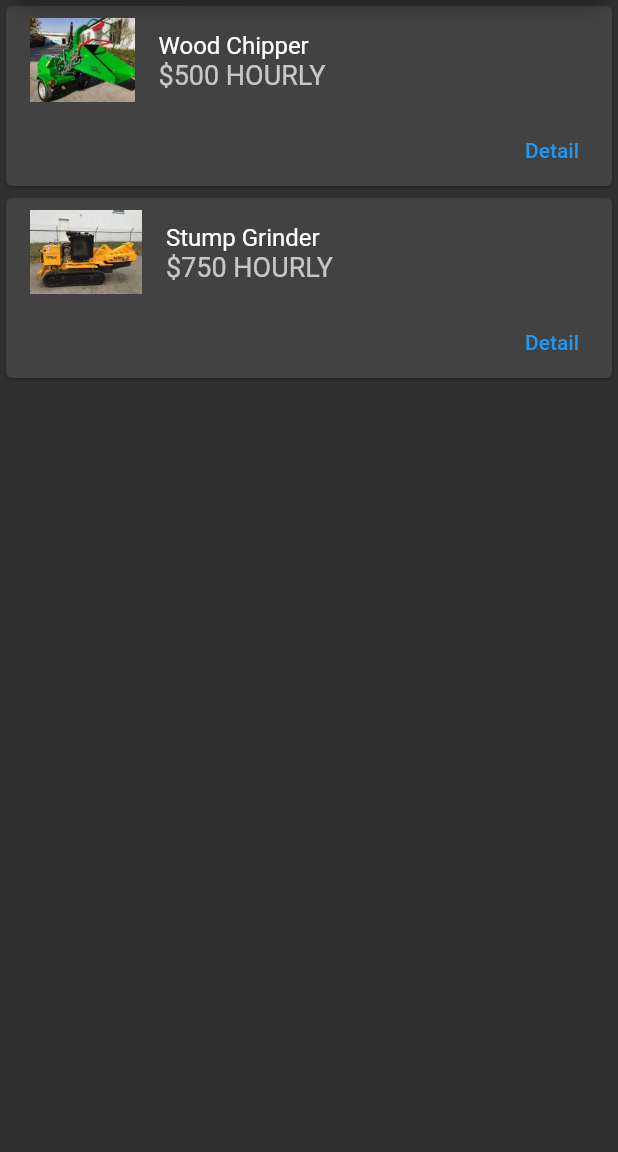
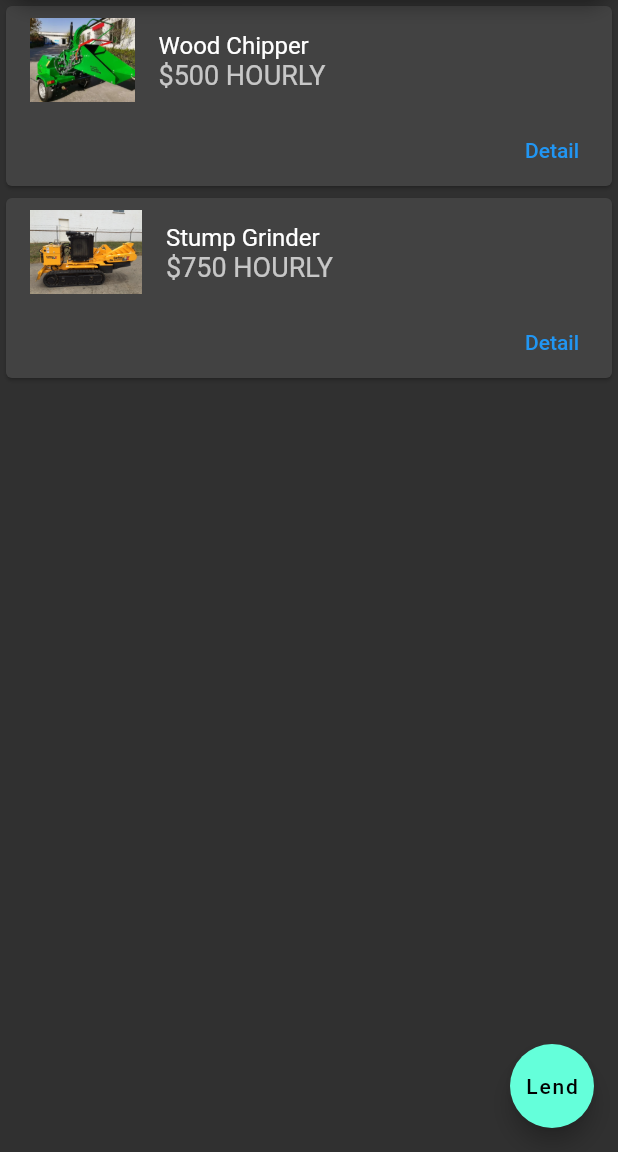
Before and after one commit to Jschofi95/Utool, a Flutter app: the HomePage screen opened directly, on a phone screen of 412 x 824 dp, the part 84-1236 px from its top. Run offline on Flutter 3.47's test engine with Material 2 defaults, Android fonts, the phone set to English and light mode, and no system bars; Roboto replaces fonts that are missing (Helvelica).

Commit message:
added lend button, color not finalized

```diff
--- a/lib/homepage/homepage.dart
+++ b/lib/homepage/homepage.dart
@@ -57,6 +57,11 @@ class _HomePageState extends State<HomePage> {
             : const Center(
                 child: Text('No items to display'),
               ),
-    );
+        floatingActionButton: FloatingActionButton(
+          onPressed: () {},
+          tooltip: 'Create',
+          //child: const Icon(Icons.add),
+          child: const Text('Lend'),
+        ));
   }
 }
```
Lines whose indentation alone changed are shown as unchanged.
